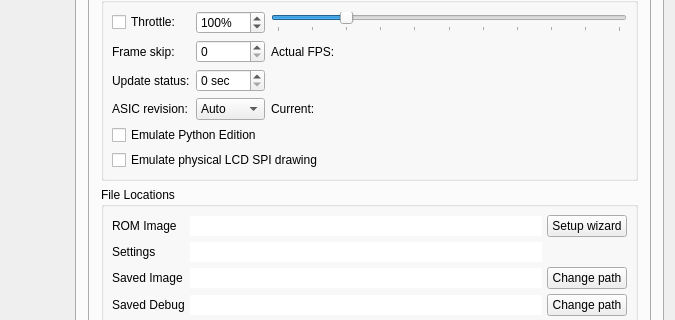
Before: the Qt Designer form gui/qt/mainwindow.ui in CE-Programming/CEmu, drawn with Qt 5; both pictures show x 382 to 1057 and y 595 to 915 of the 1057 by 1005 pixel window.
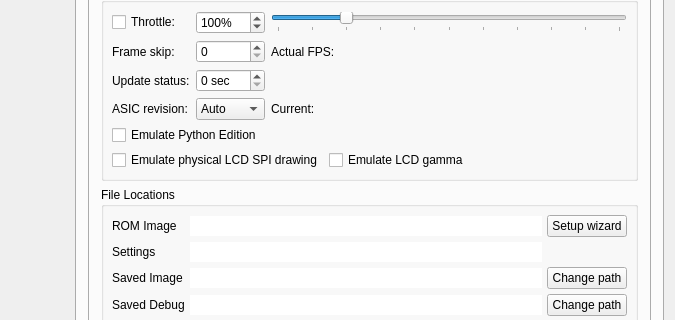
After: the same form once the commit is applied. The open tabs and pages were chosen to show the change. Icons and pictures are not drawn. Custom widgets are drawn as their Qt base class.

Commit message: Add option to emulate LCD gamma, avoid unnecessary gamma recalculation

Diff of the .ui file:
```diff
--- a/gui/qt/mainwindow.ui
+++ b/gui/qt/mainwindow.ui
@@ -9472,6 +9472,8 @@
                 </widget>
                </item>
                <item>
+                <layout class="QHBoxLayout" name="horizontalLayout_16">
+                 <item>
                 <widget class="QCheckBox" name="checkSpi">
                  <property name="enabled">
                   <bool>true</bool>
@@ -9483,6 +9485,28 @@
                   <string>Emulate physical LCD SPI drawing</string>
                  </property>
                 </widget>
+                 </item>
+                 <item>
+                  <widget class="QCheckBox" name="checkGamma">
+                   <property name="text">
+                    <string>Emulate LCD gamma</string>
+                   </property>
+                  </widget>
+                 </item>
+                 <item>
+                  <spacer name="horizontalSpacer_13">
+                   <property name="orientation">
+                    <enum>Qt::Horizontal</enum>
+                   </property>
+                   <property name="sizeHint" stdset="0">
+                    <size>
+                     <width>40</width>
+                     <height>20</height>
+                    </size>
+                   </property>
+                  </spacer>
+                 </item>
+                </layout>
                </item>
               </layout>
              </widget>
```
Lines whose indentation alone changed are shown as unchanged. The commit also changes 8 other files.
